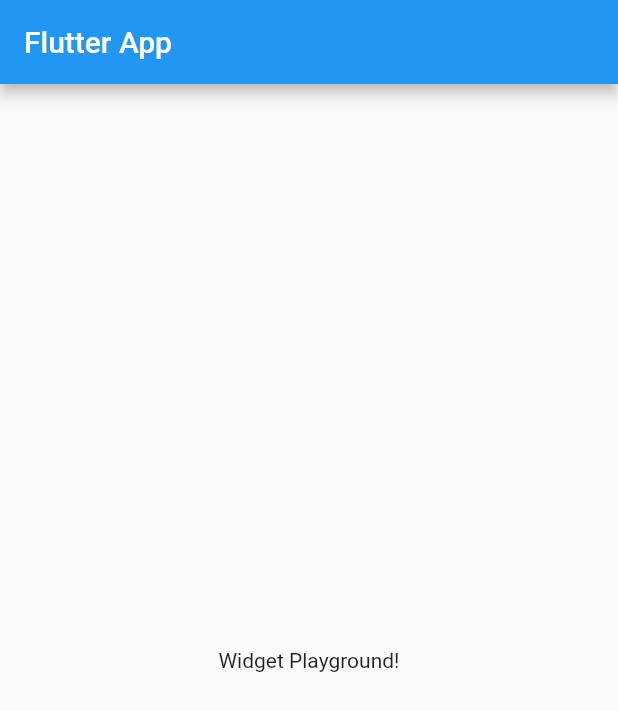
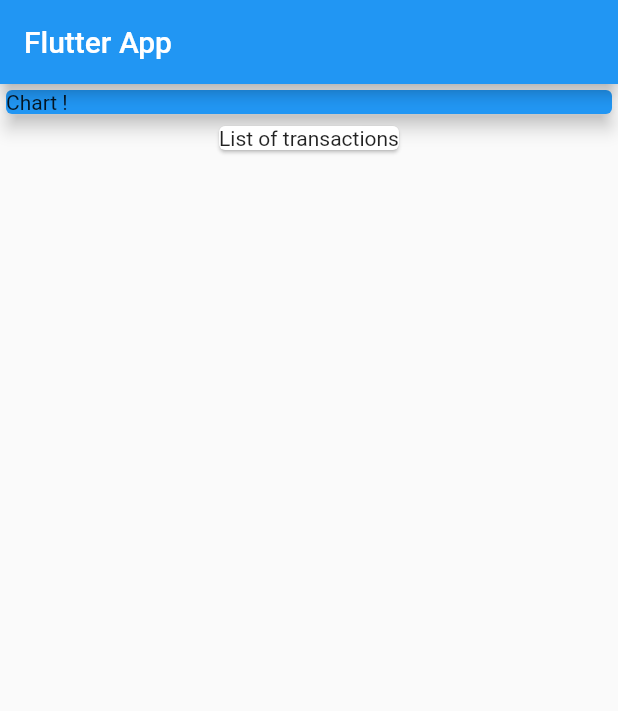
Before and after one commit to bhavikvashi1804/Expense-manager, a Flutter app: the screen it shows after launch, on a phone screen of 412 x 824 dp. Shown: the top 711 px of the screen. Run offline on Flutter 3.47's test engine with Material 2 defaults, Android fonts, the phone set to English and light mode, and no system bars.

Commit message:
App layout

```diff
--- a/lib/main.dart
+++ b/lib/main.dart
@@ -19,8 +19,22 @@ class MyHomePage extends StatelessWidget {
       appBar: AppBar(
         title: Text('Flutter App'),
       ),
-      body: Center(
-        child: Text('Widget Playground!'),
+      body: Column(
+        children: <Widget>[
+          Card(
+            child: Container(
+              width: double.infinity,
+              child: Text('Chart !'),
+            ),
+            color: Colors.blue,
+            elevation: 5.0,
+
+          ),
+          Card(
+            child: Text('List of transactions'),
+          ),
+
+        ],
       ),
     );
   }
```
